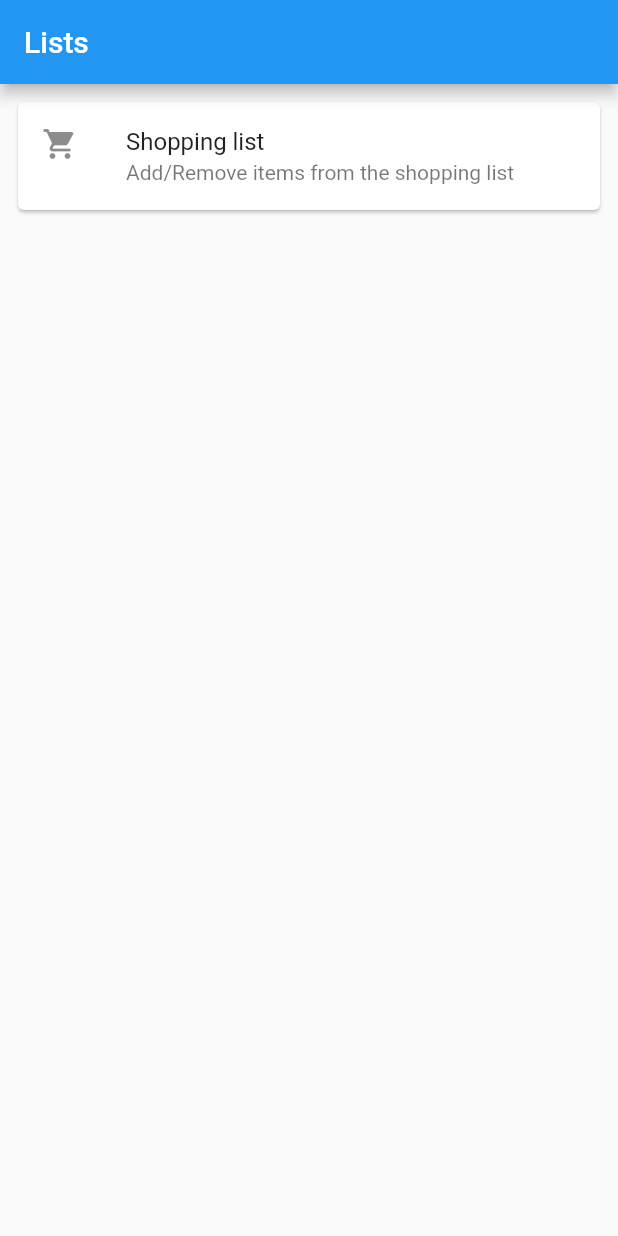
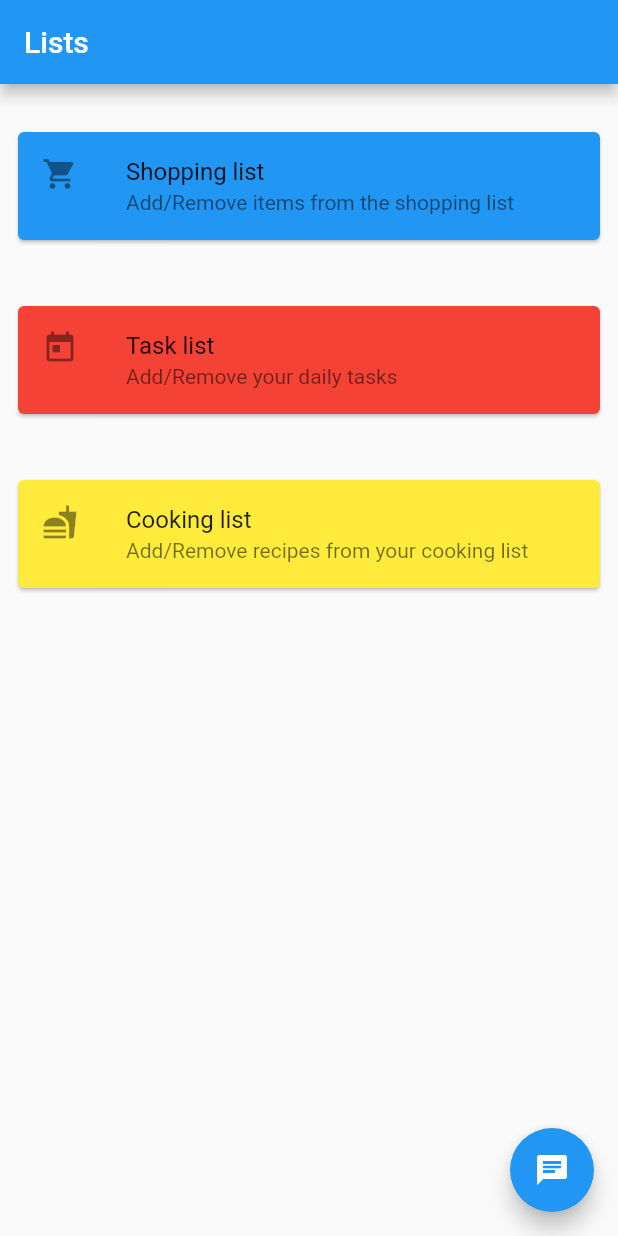
Before and after one commit to vishal-patel17/list, a Flutter app: the screen it shows after launch, on a phone screen of 412 x 824 dp. Run offline on Flutter 3.47's test engine with Material 2 defaults, Android fonts, the phone set to English and light mode, and no system bars.

Commit message:
Created App Layout

```diff
--- a/lib/main.dart
+++ b/lib/main.dart
@@ -11,26 +11,76 @@ class MyApp extends StatelessWidget {
         appBar: AppBar(
           title: Text("Lists"),
         ),
+        floatingActionButton: FloatingActionButton(
+          onPressed: () {},
+          child: Icon(Icons.chat),
+        ),
         body: ListView(
           children: <Widget>[
+            SizedBox(
+              height: 20.0,
+            ),
             Padding(
               padding: const EdgeInsets.all(8.0),
-              child: new GestureDetector(
-                onTap: (){
-                  debugPrint("Clicked!");
-                },
               child: Card(
+                color: Colors.blue,
                 child: Column(
                   mainAxisSize: MainAxisSize.min,
                   children: <Widget>[
-                      const ListTile(
+                    ListTile(
+                      onTap: () {
+                        //debugPrint("Clicked!");
+                      },
                       leading: Icon(Icons.shopping_cart),
                       title: Text("Shopping list"),
-                        subtitle:
-                            Text("Add/Remove items from the shopping list"),
+                      subtitle: Text("Add/Remove items from the shopping list"),
                     ),
                   ],
                 ),
+              ),
+            ),
+            SizedBox(
+              height: 20.0,
+            ),
+            Padding(
+              padding: const EdgeInsets.all(8.0),
+              child: Card(
+                color: Colors.red,
+                child: Column(
+                  mainAxisSize: MainAxisSize.min,
+                  children: <Widget>[
+                    ListTile(
+                      onTap: () {
+                        //debugPrint("Clicked!");
+                      },
+                      leading: Icon(Icons.today),
+                      title: Text("Task list"),
+                      subtitle: Text("Add/Remove your daily tasks"),
+                    ),
+                  ],
+                ),
+              ),
+            ),
+            SizedBox(
+              height: 20.0,
+            ),
+            Padding(
+              padding: const EdgeInsets.all(8.0),
+              child: Card(
+                color: Colors.yellow,
+                child: Column(
+                  mainAxisSize: MainAxisSize.min,
+                  children: <Widget>[
+                    ListTile(
+                      onTap: () {
+                        //debugPrint("Clicked!");
+                      },
+                      leading: Icon(Icons.fastfood),
+                      title: Text("Cooking list"),
+                      subtitle:
+                          Text("Add/Remove recipes from your cooking list"),
+                    ),
+                  ],
                 ),
               ),
             ),
```
Lines whose indentation alone changed are shown as unchanged.
